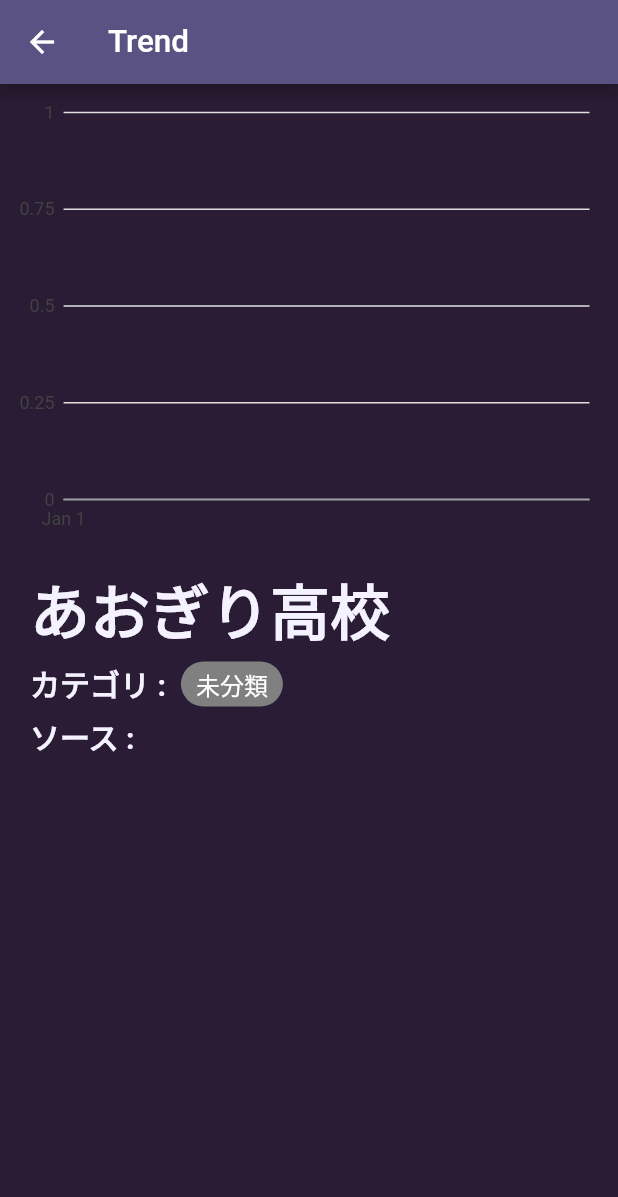
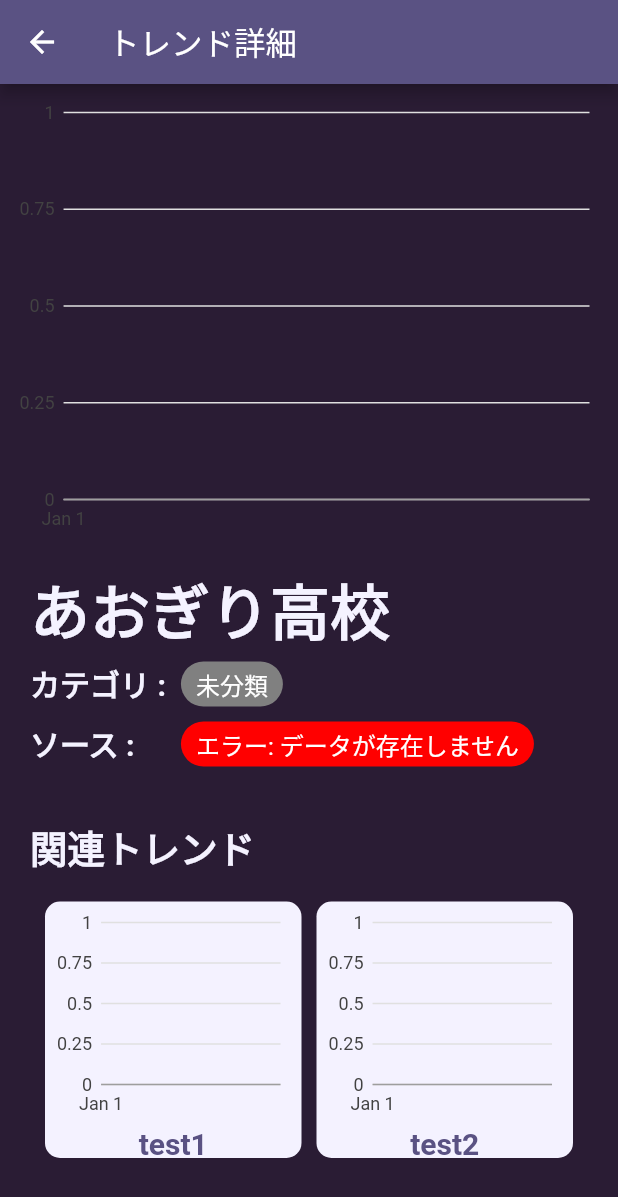
Before and after one commit to Koyo-PC/trendiverse-app, a Flutter app: the screen it shows after launch, after a tap on an icon or button, on a phone screen of 412 x 824 dp. Shown: the top 1197 px of the screen. Run offline on Flutter 3.47's test engine with Material 2 defaults, Android fonts, the phone set to English and light mode, and no system bars; our stand-ins replace charts_flutter, hooks_riverpod; statements that could not run were skipped.

Commit message:
Make Trend page & Setting Page

```diff
--- /dev/null
+++ b/lib/TrendLibrary.dart
@@ -0,0 +1,25 @@
+import '../data/TrendData.dart';
+
+class TrendLibrary {
+  static final TrendLibrary _instance = TrendLibrary._internal();
+
+  TrendLibrary._internal();
+
+  factory TrendLibrary() {
+    return _instance;
+  }
+
+  Map<String, TrendData> cache = {};
+
+  TrendData getTrendData(String name) {
+    if (cache.containsKey(name)) {
+      return cache[name]!;
+    }
+    // TODO: get from api
+    var category = "";
+    var related = ["test1", "test2"];
+    var data = TrendData(name /*,category: category*/, related: related);
+    cache[name] = data;
+    return data;
+  }
+}
--- a/lib/data/TrendData.dart
+++ b/lib/data/TrendData.dart
@@ -1,17 +1,17 @@
 import 'dart:core';
-
 import 'package:flutter/material.dart';
-import 'package:trendiverse/data/source/GoogleSource.dart';
-import 'package:trendiverse/data/source/TwitterSource.dart';
 
 import '../widgets/Tag.dart';
 import '../data/TrendSnapshot.dart';
+import '../data/source/GoogleSource.dart';
+import '../data/source/TwitterSource.dart';
 
 class TrendData {
   final String _name;
   final String? _category;
+  final List<String> _related;
 
-  TrendData(this._name, {String? category}) : _category = category;
+  TrendData(this._name, {String? category, List<String>? related}) : _category = category, _related = related ?? [];
 
   List<TrendSnapshot> _historyData = [];
 
@@ -23,25 +23,35 @@ class TrendData {
     return _historyData;
   }
 
-  TrendData addHistoryData(TrendSnapshot snapshot) {
+  void addHistoryData(TrendSnapshot snapshot) {
     _historyData.add(snapshot);
-    return this;
+    return;
   }
 
   List<Tag> getTags() {
+    bool hasGoogleSource = _historyData.any((element) => element.getSource() is GoogleSource);
+    bool hasTwitterSource = _historyData.any((element) => element.getSource() is TwitterSource);
     return [
-      if (_historyData.any((element) => element.getSource() is GoogleSource))
+      if (hasGoogleSource)
         Tag(
           "Google",
-          Color.fromRGBO(15, 157, 88, 1),
+          const Color.fromRGBO(15, 157, 88, 1),
           Colors.white,
           30,
           margin: const EdgeInsets.all(5),
         ),
-      if (_historyData.any((element) => element.getSource() is TwitterSource))
+      if (hasTwitterSource)
         Tag(
           "Twitter",
-          Color.fromRGBO(29, 161, 242, 1),
+          const Color.fromRGBO(29, 161, 242, 1),
+          Colors.white,
+          30,
+          margin: const EdgeInsets.all(5),
+        ),
+      if(!hasTwitterSource && !hasGoogleSource)
+        Tag(
+          "エラー: データが存在しません",
+          const Color.fromRGBO(255, 0, 0, 1),
           Colors.white,
           30,
           margin: const EdgeInsets.all(5),
@@ -53,4 +63,8 @@ class TrendData {
     // TODO カテゴリの色
     return _category;
   }
+
+  List<String> getRelated() {
+    return _related;
+  }
 }
--- a/lib/page/HomePage.dart
+++ b/lib/page/HomePage.dart
@@ -1,7 +1,9 @@
 import 'package:flutter/material.dart';
-import 'package:trendiverse/data/source/GoogleSource.dart';
-import '../data/TrendData.dart';
+
+import 'SettingPage.dart';
+import '../TrendLibrary.dart';
 import '../data/TrendSnapshot.dart';
+import '../data/source/GoogleSource.dart';
 import '../data/source/TwitterSource.dart';
 import '../widgets/TrendTile.dart';
 
@@ -41,8 +43,15 @@ class HomePage extends StatelessWidget {
           Container(
               padding: const EdgeInsets.all(10),
               child: IconButton(
-                  onPressed: () =>
-                      {FocusScope.of(context).requestFocus(FocusNode())},
+                  onPressed: () => {
+                        FocusScope.of(context).requestFocus(FocusNode()),
+                        Navigator.push(
+                          context,
+                          MaterialPageRoute(
+                            builder: (context) => SettingPage(),
+                          ),
+                        )
+                      },
                   // 仮、TextFieldのフォーカスを外す
                   icon: const Icon(Icons.settings))),
         ],
@@ -55,39 +64,39 @@ class HomePage extends StatelessWidget {
         crossAxisCount: 2,
         children: [
           TrendTile(
-            TrendData("VRChat")
-                .addHistoryData(TrendSnapshot(TwitterSource(),
+            TrendLibrary().getTrendData("VRChat")
+              ..addHistoryData(TrendSnapshot(TwitterSource(),
                   DateTime.now().subtract(const Duration(hours: 2)), 0.3))
-                .addHistoryData(TrendSnapshot(TwitterSource(),
+              ..addHistoryData(TrendSnapshot(TwitterSource(),
                   DateTime.now().subtract(const Duration(hours: 1)), 0.5))
-                .addHistoryData(
+              ..addHistoryData(
                   TrendSnapshot(TwitterSource(), DateTime.now(), 0.2))
-                .addHistoryData(TrendSnapshot(TwitterSource(),
+              ..addHistoryData(TrendSnapshot(TwitterSource(),
                   DateTime.now().add(const Duration(hours: 1)), 0.5))
-                .addHistoryData(TrendSnapshot(TwitterSource(),
+              ..addHistoryData(TrendSnapshot(TwitterSource(),
                   DateTime.now().add(const Duration(hours: 2)), 0.5))
-                .addHistoryData(TrendSnapshot(GoogleSource(),
+              ..addHistoryData(TrendSnapshot(GoogleSource(),
                   DateTime.now().subtract(const Duration(hours: 2)), 0.2))
-                .addHistoryData(TrendSnapshot(GoogleSource(),
+              ..addHistoryData(TrendSnapshot(GoogleSource(),
                   DateTime.now().subtract(const Duration(hours: 1)), 0.8))
-                .addHistoryData(
+              ..addHistoryData(
                   TrendSnapshot(GoogleSource(), DateTime.now(), 0.1))
-                .addHistoryData(TrendSnapshot(GoogleSource(),
+              ..addHistoryData(TrendSnapshot(GoogleSource(),
                   DateTime.now().add(const Duration(hours: 1)), 0.4))
-                .addHistoryData(TrendSnapshot(GoogleSource(),
+              ..addHistoryData(TrendSnapshot(GoogleSource(),
                   DateTime.now().add(const Duration(hours: 2)), 0.3)),
           ),
-          TrendTile(TrendData("あおぎり高校")),
-          TrendTile(TrendData("改造クライアント")),
-          TrendTile(TrendData("大阪王将")),
-          TrendTile(TrendData("東方LostWord")),
-          TrendTile(TrendData("マイナビオールスターゲーム2022")),
-          TrendTile(TrendData("さんま御殿")),
-          TrendTile(TrendData("あなたの霊感レべル")),
-          TrendTile(TrendData("うたコン")),
-          TrendTile(TrendData("a")),
-          TrendTile(TrendData("a")),
-          TrendTile(TrendData("a"))
+          TrendTile(TrendLibrary().getTrendData("あおぎり高校")),
+          TrendTile(TrendLibrary().getTrendData("改造クライアント")),
+          TrendTile(TrendLibrary().getTrendData("大阪王将")),
+          TrendTile(TrendLibrary().getTrendData("東方LostWord")),
+          TrendTile(TrendLibrary().getTrendData("マイナビオールスターゲーム2022")),
+          TrendTile(TrendLibrary().getTrendData("さんま御殿")),
+          TrendTile(TrendLibrary().getTrendData("あなたの霊感レべル")),
+          TrendTile(TrendLibrary().getTrendData("うたコン")),
+          TrendTile(TrendLibrary().getTrendData("a")),
+          TrendTile(TrendLibrary().getTrendData("a")),
+          TrendTile(TrendLibrary().getTrendData("a"))
         ],
       ),
     );
--- /dev/null
+++ b/lib/page/SettingPage.dart
@@ -0,0 +1,80 @@
+import 'package:flutter/material.dart';
+
+import '../widgets/settings/LinkSetting.dart';
+import '../widgets/settings/SettingWidget.dart';
+import '../widgets/settings/SimpleLinkSetting.dart';
+import 'settings/CategoryFollowPage.dart';
+import 'settings/GoogleSettingPage.dart';
+import 'settings/TwitterSettingPage.dart';
+import 'settings/ThemeSettingPage.dart';
+
+class SettingPage extends StatelessWidget {
+  SettingPage({Key? key}) : super(key: key);
+
+  List<SettingWidget> settings = [
+    LinkSetting("カテゴリをフォロー", CategoryFollowPage()),
+    LinkSetting("Twitterトレンド設定", TwitterSettingPage()),
+    LinkSetting("Googleトレンド設定", GoogleSettingPage()),
+    LinkSetting("テーマ", ThemeSettingPage()),
+    SimpleLinkSetting("このアプリについて", ""),
+    SimpleLinkSetting("利用規約", ""),
+    SimpleLinkSetting("プライバシーポリシー", ""),
+    SimpleLinkSetting("バージョン情報", ""),
+  ];
+
+  @override
+  Widget build(BuildContext context) {
+    return Scaffold(
+      appBar: AppBar(
+        title: const Text("設定"),
+        backgroundColor: Theme.of(context).primaryColor,
+        leading: IconButton(
+          icon: const Icon(Icons.arrow_back),
+          onPressed: () => Navigator.pop(context),
+        ),
+      ),
+      backgroundColor: Theme.of(context).backgroundColor,
+      body: SingleChildScrollView(
+        padding: const EdgeInsets.all(5),
+        child: DefaultTextStyle(
+          style: const TextStyle(
+            fontWeight: FontWeight.bold,
+            fontSize: 40,
+            color: Colors.black,
+          ),
+          child: Column(
+              crossAxisAlignment: CrossAxisAlignment.start,
+              children: settings.map((e) => e.build(context)).toList()),
+          /*<Widget>[
+              GestureDetector(
+                child: const Text("カテゴリをフォロー"),
+                onTap: () {
+                },
+              ),
+              GestureDetector(
+                child: const Text("Twitterトレンド設定"),
+              ),
+              GestureDetector(
+                child: const Text("Googleトレンド設定"),
+              ),
+              GestureDetector(
+                child: const Text("テーマ"),
+              ),
+              GestureDetector(
+                child: const Text("このアプリについて"),
+              ),
+              GestureDetector(
+                child: const Text("利用規約"),
+              ),
+              GestureDetector(
+                child: const Text("プライバシーポリシー"),
+              ),
+              GestureDetector(
+                child: const Text("バージョン情報"),
+              ),
+            ],*/
+        ),
+      ),
+    );
+  }
+}
--- a/lib/page/TrendPage.dart
+++ b/lib/page/TrendPage.dart
@@ -1,7 +1,10 @@
 import 'package:flutter/material.dart';
-import 'package:trendiverse/widgets/Tag.dart';
+
+import '../TrendLibrary.dart';
 import '../data/TrendData.dart';
+import '../widgets/Tag.dart';
 import '../widgets/Graph.dart';
+import '../widgets/TrendTile.dart';
 
 class TrendPage extends StatelessWidget {
   final TrendData _data;
@@ -12,7 +15,7 @@ class TrendPage extends StatelessWidget {
   Widget build(BuildContext context) {
     return Scaffold(
       appBar: AppBar(
-        title: Text('Trend'),
+        title: Text("トレンド詳細"),
         backgroundColor: Theme.of(context).primaryColor,
         leading: IconButton(
           icon: Icon(Icons.arrow_back),
@@ -89,6 +92,23 @@ class TrendPage extends StatelessWidget {
                       ),
                     ],
                   ),
+                  Text(
+                    "関連トレンド",
+                    style: TextStyle(
+                      height: 3,
+                      fontWeight: FontWeight.bold,
+                      fontSize: 25,
+                      color: Theme.of(context).canvasColor,
+                    ),
+                  ),
+                  GridView.count(
+                    shrinkWrap: true,
+                    physics: NeverScrollableScrollPhysics(),
+                    padding: const EdgeInsets.all(5.0),
+                    scrollDirection: Axis.vertical,
+                    crossAxisCount: 2,
+                    children: _data.getRelated().map((name) => TrendTile(TrendLibrary().getTrendData(name))).toList(),
+                  ),
                 ],
               ),
             ),
--- a/lib/widgets/Graph.dart
+++ b/lib/widgets/Graph.dart
@@ -1,10 +1,10 @@
 import 'package:flutter/material.dart';
 import 'package:flutter/widgets.dart';
 import 'package:charts_flutter/flutter.dart' as charts;
-import 'package:trendiverse/data/source/GoogleSource.dart';
 
 import '../data/TrendData.dart';
 import '../data/TrendSnapshot.dart';
+import '../data/source/GoogleSource.dart';
 import '../data/source/TwitterSource.dart';
 
 class Graph extends StatelessWidget {
@@ -12,7 +12,7 @@ class Graph extends StatelessWidget {
 
   final double height;
 
-  Graph(this._data, {this.height = 150}) : super();
+  Graph(this._data, {Key? key, this.height = 150}) : super(key: key);
 
   @override
   Widget build(BuildContext context) {
```
Also changed, not shown: lib/page/settings/CategoryFollowPage.dart (added, +11 -0 lines), lib/page/settings/GoogleSettingPage.dart (added, +11 -0 lines), lib/page/settings/ThemeSettingPage.dart (added, +11 -0 lines), lib/page/settings/TwitterSettingPage.dart (added, +11 -0 lines), lib/widgets/settings/LinkSetting.dart (added, +24 -0 lines), lib/widgets/settings/SettingWidget.dart (added, +21 -0 lines), lib/widgets/settings/SimpleLinkSetting.dart (added, +8 -0 lines), lib/widgets/settings/ToggleSetting.dart (added, +8 -0 lines). Lines whose indentation alone changed are shown as unchanged.
